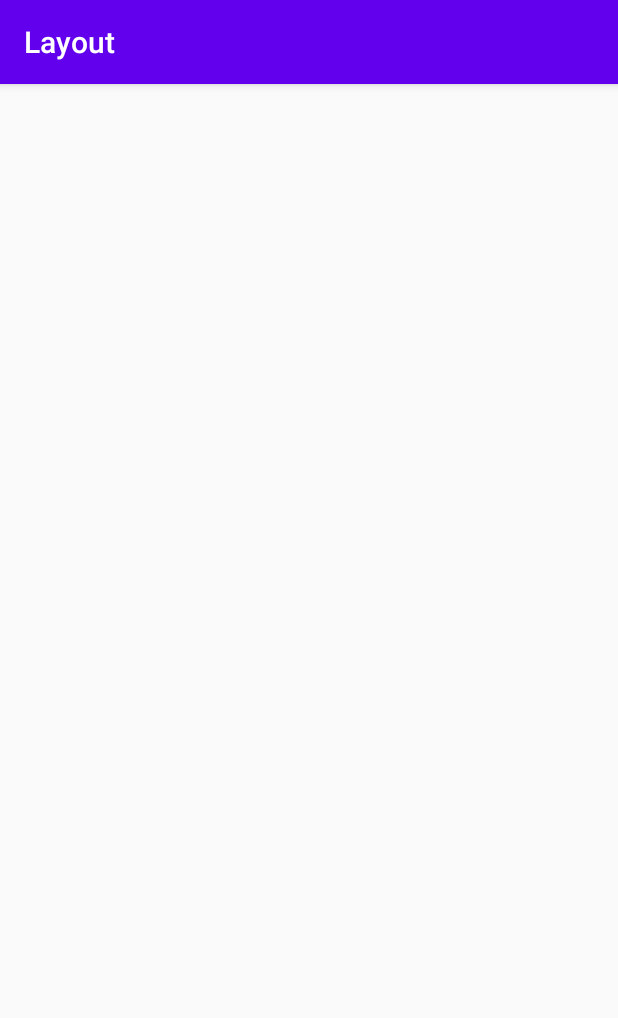
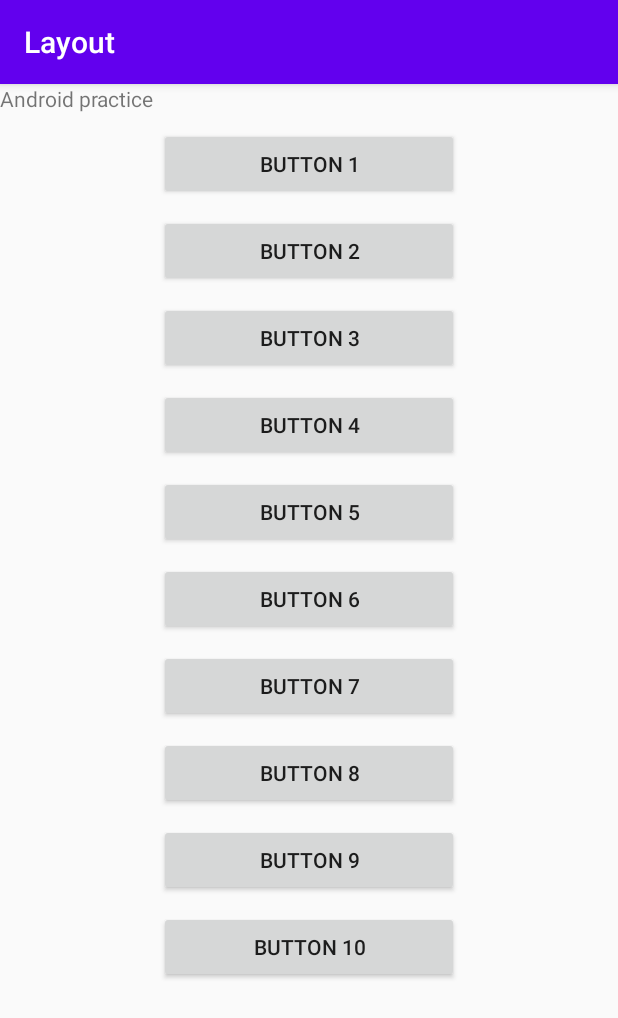
Before and after one commit to tutuchaoren22/Layout, an Android app: the FrameActivity screen opened directly, with no data from a screen before it, on a phone screen of 412 x 824 dp. Shown: the top 1018 px of the screen. Run offline under Robolectric (Android 15) with nearby library versions, the phone set to English and light mode, and no system bars.

Commit message:
[duyuqian] feat: add the ten button to frameActivity

```diff
--- a/app/src/main/res/layout/activity_frame.xml
+++ b/app/src/main/res/layout/activity_frame.xml
@@ -1,9 +1,90 @@
 <?xml version="1.0" encoding="utf-8"?>
-<androidx.constraintlayout.widget.ConstraintLayout xmlns:android="http://schemas.android.com/apk/res/android"
+<FrameLayout xmlns:android="http://schemas.android.com/apk/res/android"
     xmlns:app="http://schemas.android.com/apk/res-auto"
     xmlns:tools="http://schemas.android.com/tools"
     android:layout_width="match_parent"
     android:layout_height="match_parent"
     tools:context=".FrameActivity">
 
-</androidx.constraintlayout.widget.ConstraintLayout>
+
+    <LinearLayout
+        android:layout_width="match_parent"
+        android:layout_height="match_parent"
+        android:orientation="vertical">
+
+        <TextView
+            android:layout_width="wrap_content"
+            android:layout_height="wrap_content"
+            android:text="@string/android_practice" />
+
+        <Button
+            android:layout_width="200dp"
+            android:layout_height="wrap_content"
+            android:layout_gravity="center_horizontal"
+            android:layout_marginTop="10dp"
+            android:text="@string/button_name1" />
+
+        <Button
+            android:layout_width="200dp"
+            android:layout_height="wrap_content"
+            android:layout_gravity="center_horizontal"
+            android:layout_marginTop="10dp"
+            android:text="@string/button_name2" />
+
+        <Button
+            android:layout_width="200dp"
+            android:layout_height="wrap_content"
+            android:layout_gravity="center_horizontal"
+            android:layout_marginTop="10dp"
+            android:text="@string/button_name3" />
+
+        <Button
+            android:layout_width="200dp"
+            android:layout_height="wrap_content"
+            android:layout_gravity="center_horizontal"
+            android:layout_marginTop="10dp"
+            android:text="@string/button_name4" />
+
+        <Button
+            android:layout_width="200dp"
+            android:layout_height="wrap_content"
+            android:layout_gravity="center_horizontal"
+            android:layout_marginTop="10dp"
+            android:text="@string/button_name5" />
+
+        <Button
+            android:layout_width="200dp"
+            android:layout_height="wrap_content"
+            android:layout_gravity="center_horizontal"
+            android:layout_marginTop="10dp"
+            android:text="@string/button_name6" />
+        <Button
+            android:layout_width="200dp"
+            android:layout_height="wrap_content"
+            android:layout_gravity="center_horizontal"
+            android:layout_marginTop="10dp"
+            android:text="@string/button_name7" />
+
+        <Button
+            android:layout_width="200dp"
+            android:layout_height="wrap_content"
+            android:layout_gravity="center_horizontal"
+            android:layout_marginTop="10dp"
+            android:text="@string/button_name8" />
+
+        <Button
+            android:layout_width="200dp"
+            android:layout_height="wrap_content"
+            android:layout_gravity="center_horizontal"
+            android:layout_marginTop="10dp"
+            android:text="@string/button_name9" />
+
+        <Button
+            android:layout_width="200dp"
+            android:layout_height="wrap_content"
+            android:layout_gravity="center_horizontal"
+            android:layout_marginTop="10dp"
+            android:text="@string/button_name10" />
+    </LinearLayout>
+
+</FrameLayout>
--- a/app/src/main/res/values/strings.xml
+++ b/app/src/main/res/values/strings.xml
@@ -3,4 +3,12 @@
     <string name="button_name1">button 1</string>
     <string name="button_name2">button 2</string>
     <string name="button_name3">button 3</string>
+    <string name="button_name4">button 4</string>
+    <string name="button_name5">button 5</string>
+    <string name="button_name6">button 6</string>
+    <string name="button_name7">button 7</string>
+    <string name="button_name8">button 8</string>
+    <string name="button_name9">button 9</string>
+    <string name="button_name10">button 10</string>
+    <string name="android_practice">Android practice</string>
 </resources>
```
Also changed, not shown: 1 other file.
